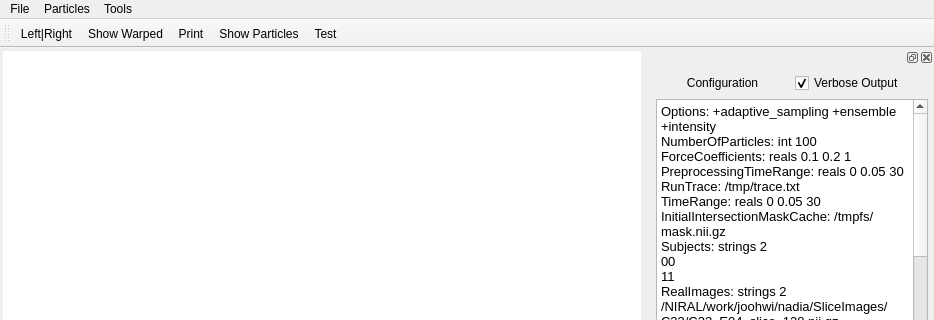
Before: the Qt Designer form itkProjects/Particles/simul2d.ui in SadeghMSalehi/gradworks, drawn with Qt 5; both pictures show x 0 to 934 and y 0 to 320 of the 934 by 856 pixel window.
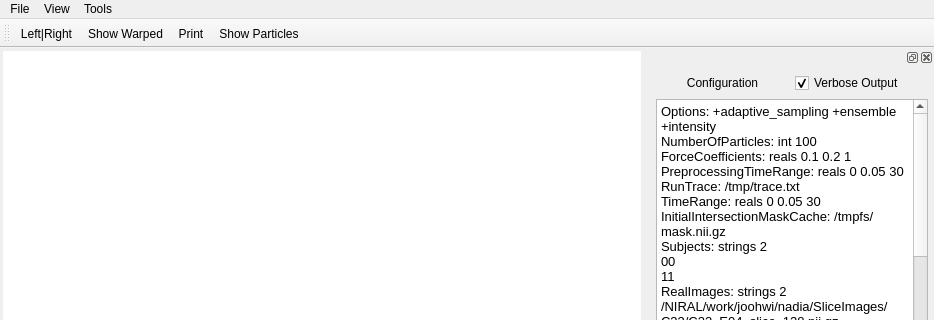
After: the same form once the commit is applied. Icons and pictures are not drawn. Custom widgets are drawn as their Qt base class.

```diff
--- a/itkProjects/Particles/simul2d.ui
+++ b/itkProjects/Particles/simul2d.ui
@@ -123,7 +123,7 @@
    </widget>
    <widget class="QMenu" name="menuParticles">
     <property name="title">
-     <string>Particles</string>
+     <string>View</string>
     </property>
    </widget>
    <widget class="QMenu" name="menuTools">
@@ -156,7 +156,6 @@
    <addaction name="actionShowWarped"/>
    <addaction name="actionPrint"/>
    <addaction name="actionShowParticles"/>
-   <addaction name="actionTest"/>
   </widget>
   <widget class="QDockWidget" name="dockWidget">
    <property name="minimumSize">
```
Left out of the diff: 33 changed lines with no effect on the pictures.
